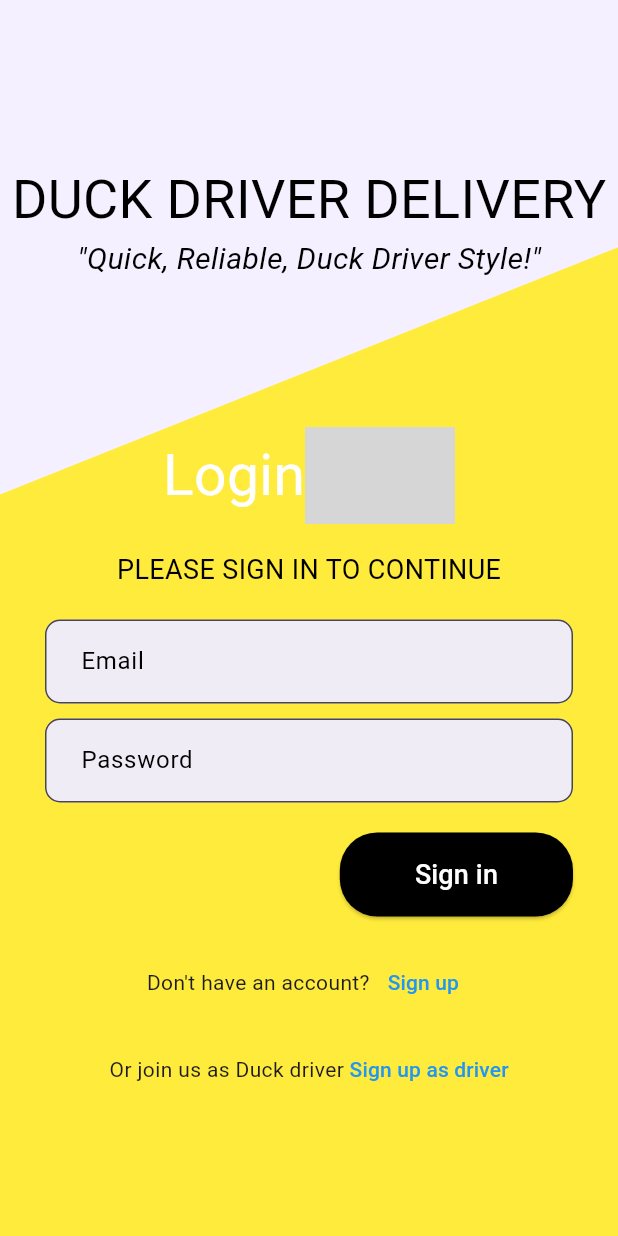
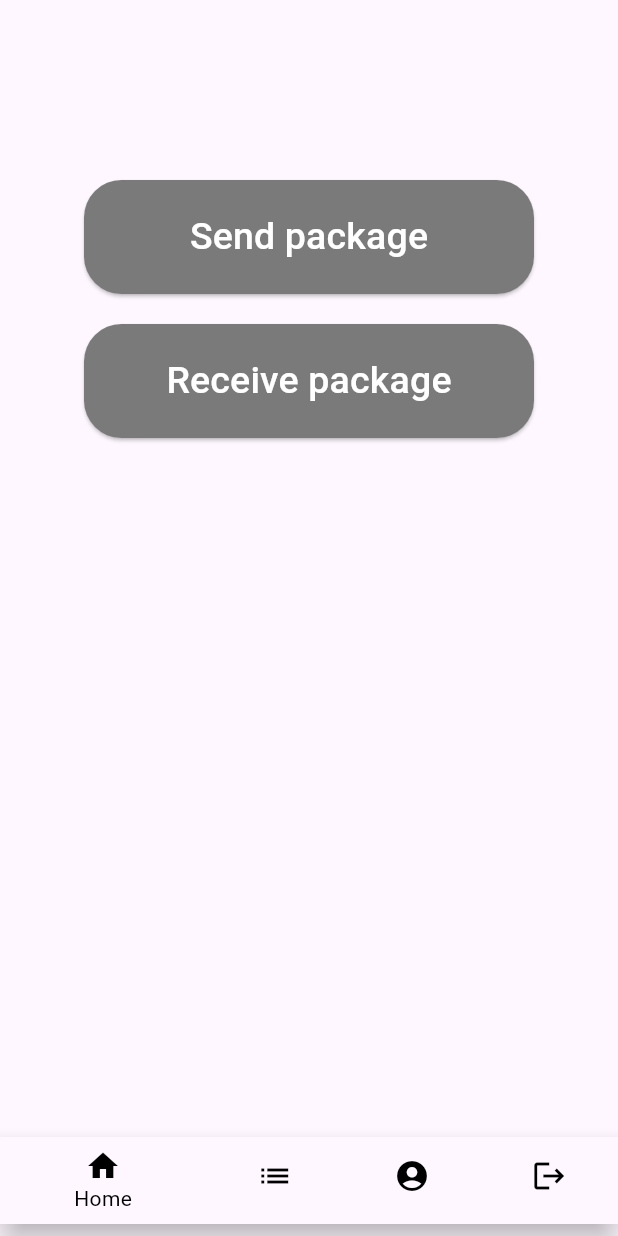
Before and after one commit to jengGod/DuckDDProject, a Flutter app: the screen it shows after launch, after a tap on "Sign in", on a phone screen of 412 x 824 dp. Run offline on Flutter 3.47's test engine with Material 3 defaults, Android fonts, the phone set to English and light mode, and no system bars; network calls fail; Roboto replaces fonts that are missing (Lobster); grey boxes are pictures that could not be loaded.

Commit message:
้userhome0.1

```diff
--- a/lib/main.dart
+++ b/lib/main.dart
@@ -12,6 +12,7 @@ class MyApp extends StatelessWidget {
     return const MaterialApp(
       title: 'Flutter Demo',
       home:  LoginPage(),
+
     );
   }
 }
--- a/lib/pages/LoginPage.dart
+++ b/lib/pages/LoginPage.dart
@@ -1,5 +1,7 @@
 // ignore_for_file: prefer_const_literals_to_create_immutables
 
+
+import 'package:duckddproject/pages/UserHome.dart';
 import 'package:flutter/material.dart';
 
 class LoginPage extends StatefulWidget {
@@ -10,21 +12,21 @@ class LoginPage extends StatefulWidget {
 }
 
 class _LoginPageState extends State<LoginPage> {
-  TextEditingController emailCtl = TextEditingController();
+  TextEditingController phoneCtl = TextEditingController();
   TextEditingController passCtl = TextEditingController();
 
   @override
-  Widget build(BuildContext context) {
+  Widget build(BuildContext contxte) {
     return Scaffold(
       body: Stack(
         children: [
-          // Custom background with diagonal split
           CustomPaint(
             size: Size(MediaQuery.of(context).size.width,
                 MediaQuery.of(context).size.height),
             painter: DiagonalPainter(),
           ),
           Center(
+            child: SingleChildScrollView(
               child: Column(
                 mainAxisAlignment: MainAxisAlignment.center,
                 children: [
@@ -33,7 +35,7 @@ class _LoginPageState extends State<LoginPage> {
                     'DUCK DRIVER DELIVERY',
                     style: TextStyle(
                       fontFamily: 'Lobster',
-                    fontSize: 36,
+                      fontSize: 26,
                       color: Color.fromARGB(255, 0, 0, 0),
                     ),
                   ),
@@ -41,7 +43,7 @@ class _LoginPageState extends State<LoginPage> {
                     '"Quick, Reliable, Duck Driver Style!"',
                     style: TextStyle(
                       fontFamily: 'Lobster',
-                    fontSize: 20,
+                      fontSize: 18,
                       fontStyle: FontStyle.italic,
                       color: Color.fromARGB(255, 0, 0, 0),
                     ),
@@ -57,7 +59,7 @@ class _LoginPageState extends State<LoginPage> {
                             Row(
                               mainAxisAlignment: MainAxisAlignment.center,
                               children: [
-                              const SizedBox(height: 100),
+                                const SizedBox(height: 150),
                                 const Text(
                                   'Login',
                                   style: TextStyle(
@@ -73,7 +75,6 @@ class _LoginPageState extends State<LoginPage> {
                                 ),
                               ],
                             ),
-
                             const Text(
                               'PLEASE SIGN IN TO CONTINUE',
                               style: TextStyle(
@@ -89,10 +90,10 @@ class _LoginPageState extends State<LoginPage> {
                               child: Column(
                                 children: [
                                   TextField(
-                                  controller: emailCtl,
+                                    controller: phoneCtl,
                                     decoration: const InputDecoration(
                                       filled: true,
-                                    labelText: 'Email',
+                                      labelText: 'Phone',
                                       labelStyle: TextStyle(color: Colors.black),
                                       fillColor: Color(0xFFF0ECF6),
                                       border: OutlineInputBorder(
@@ -126,35 +127,33 @@ class _LoginPageState extends State<LoginPage> {
                                     mainAxisAlignment: MainAxisAlignment.end,
                                     children: [
                                       ElevatedButton(
-                                  onPressed: () {},
+                                        onPressed: () => login(context),
                                         style: ElevatedButton.styleFrom(
                                           backgroundColor: Colors.black,
                                           padding: const EdgeInsets.symmetric(
                                               horizontal: 50, vertical: 15),
                                           shape: RoundedRectangleBorder(
-                                      borderRadius: BorderRadius.circular(25),
+                                            borderRadius:
+                                                BorderRadius.circular(25),
                                           ),
                                         ),
                                         child: const Text(
                                           'Sign in',
                                           style: TextStyle(
                                             color: Colors.white,
-                                      fontSize: 18,
+                                            fontSize: 16,
                                           ),
                                         ),
                                       ),
                                     ],
                                   ),
-
                                   const SizedBox(height: 20),
                                   Row(
                                     mainAxisAlignment: MainAxisAlignment.center,
                                     children: [
                                       const Text("Don't have an account? "),
                                       TextButton(
-                                      onPressed: () {
-                                        // Navigate to sign up
-                                      },
+                                        onPressed: () => register(context),
                                         style: TextButton.styleFrom(
                                           foregroundColor: Colors.transparent,
                                           padding: EdgeInsets
@@ -170,25 +169,21 @@ class _LoginPageState extends State<LoginPage> {
                                       ),
                                     ],
                                   ),
-                                const SizedBox(height: 10),
+                                  const SizedBox(height: 5),
                                   Row(
                                     mainAxisAlignment: MainAxisAlignment.center,
                                     children: [
                                       const Text("Or join us as Duck driver "),
                                       TextButton(
-                                      onPressed: () {
-
-                                      },
+                                        onPressed: () {},
                                         style: TextButton.styleFrom(
                                           foregroundColor: Colors.transparent,
-                                        padding: EdgeInsets
-                                            .zero,
+                                          padding: EdgeInsets.zero,
                                         ),
                                         child: const Text(
                                           'Sign up as driver',
                                           style: TextStyle(
-                                          color: Colors
-                                              .blue,
+                                            color: Colors.blue,
                                           ),
                                         ),
                                       ),
@@ -205,8 +200,19 @@ class _LoginPageState extends State<LoginPage> {
                 ],
               ),
             ),
+          ),
         ],
       ),
+    );
+  }
+
+  void register(BuildContext context) {
+
+  }
+  void login(BuildContext context) {
+    Navigator.push(
+      context,
+      MaterialPageRoute(builder: (context) => UserHomePage()),
     );
   }
 }
@@ -222,7 +228,8 @@ class DiagonalPainter extends CustomPainter {
     var path = Path();
     path.moveTo(0, 0);
     path.lineTo(0, size.height * 0.4); // Adjust the diagonal line (30% height)
-    path.lineTo(size.width, size.height * 0.2); // Set diagonal slant just below the tagline
+    path.lineTo(size.width,
+        size.height * 0.2); // Set diagonal slant just below the tagline
     path.lineTo(size.width, 0);
     path.close();
     canvas.drawPath(path, paint);
@@ -230,10 +237,12 @@ class DiagonalPainter extends CustomPainter {
     // Bottom-right background (yellow)
     paint.color = Colors.yellow;
     path = Path();
-    path.moveTo(0, size.height * 0.4); // Start from the bottom of the white background
+    path.moveTo(
+        0, size.height * 0.4); // Start from the bottom of the white background
     path.lineTo(0, size.height);
     path.lineTo(size.width, size.height);
-    path.lineTo(size.width, size.height * 0.2); // End the yellow diagonal at 20% height
+    path.lineTo(
+        size.width, size.height * 0.2); // End the yellow diagonal at 20% height
     path.close();
     canvas.drawPath(path, paint);
   }
@@ -242,4 +251,5 @@ class DiagonalPainter extends CustomPainter {
   bool shouldRepaint(covariant CustomPainter oldDelegate) {
     return false;
   }
+
 }
--- /dev/null
+++ b/lib/pages/UserHome.dart
@@ -0,0 +1,147 @@
+import 'package:duckddproject/pages/LoginPage.dart';
+import 'package:duckddproject/pages/packagelist.dart';
+import 'package:duckddproject/pages/profile.dart';
+import 'package:flutter/material.dart';
+
+class UserHomePage extends StatefulWidget {
+  const UserHomePage({super.key});
+
+  @override
+  State<UserHomePage> createState() => _UserHomePageState();
+}
+
+class _UserHomePageState extends State<UserHomePage> {
+  int selectedIndex = 0;
+
+  @override
+  Widget build(BuildContext context) {
+    return Scaffold(
+      bottomNavigationBar: Padding(
+        padding: const EdgeInsets.symmetric(vertical: 8.0),
+        child: BottomNavigationBar(
+          backgroundColor: const Color.fromARGB(255, 252, 227, 3), // ตั้งค่าสีพื้นหลังเป็นสีเหลือง
+          items: const [
+            BottomNavigationBarItem(icon: Icon(Icons.home), label: 'Home'),
+            BottomNavigationBarItem(icon: Icon(Icons.list), label: 'List'),
+            BottomNavigationBarItem(icon: Icon(Icons.account_circle), label: 'Profile'),
+            BottomNavigationBarItem(icon: Icon(Icons.logout), label: 'Logout'),
+          ],
+          currentIndex: selectedIndex,
+          selectedItemColor: Colors.black, // สีของไอเท็มที่ถูกเลือก
+          unselectedItemColor: Colors.black, // สีของไอเท็มที่ไม่ได้ถูกเลือก
+          onTap: (int index) {
+            if (index == 3) { // ถ้าเป็น Logout
+              _showLogoutDialog(context);
+            } else {
+              setState(() {
+                selectedIndex = index;
+                // นำทางไปยังหน้าต่าง ๆ เมื่อไอคอนถูกกด
+                if (selectedIndex == 0) {
+                  Navigator.pushReplacement(
+                    context,
+                    MaterialPageRoute(builder: (context) => const UserHomePage()),
+                  );
+                } else if (selectedIndex == 1) {
+                  Navigator.pushReplacement(
+                    context,
+                    MaterialPageRoute(builder: (context) => const Packagelist()),
+                  );
+                } else if (selectedIndex == 2) {
+                  Navigator.pushReplacement(
+                    context,
+                    MaterialPageRoute(builder: (context) => const userProfile()),
+                  );
+                }
+              });
+            }
+          },
+        ),
+      ),
+      body: Center(
+        child: Column(
+          children: [
+            const SizedBox(height: 120),
+            Row(
+              mainAxisAlignment: MainAxisAlignment.center,
+              children: [
+                ElevatedButton(
+                  onPressed: () => send(context),
+                  style: ElevatedButton.styleFrom(
+                    backgroundColor: const Color.fromARGB(255, 123, 122, 122),
+                    padding: const EdgeInsets.symmetric(horizontal: 50, vertical: 20),
+                    shape: RoundedRectangleBorder(
+                      borderRadius: BorderRadius.circular(25),
+                    ),
+                    minimumSize: const Size(300, 60), // ขนาดขั้นต่ำของปุ่ม
+                  ),
+                  child: const Text(
+                    'Send package',
+                    style: TextStyle(
+                      color: Colors.white,
+                      fontSize: 25,
+                    ),
+                  ),
+                ),
+              ],
+            ),
+            const SizedBox(height: 20),
+            Row(
+              mainAxisAlignment: MainAxisAlignment.center,
+              children: [
+                ElevatedButton(
+                  onPressed: () => send(context),
+                  style: ElevatedButton.styleFrom(
+                    backgroundColor: const Color.fromARGB(255, 123, 122, 122),
+                    padding: const EdgeInsets.symmetric(horizontal: 50, vertical: 20),
+                    shape: RoundedRectangleBorder(
+                      borderRadius: BorderRadius.circular(25),
+                    ),
+                    minimumSize: const Size(300, 60), // ขนาดขั้นต่ำของปุ่ม
+                  ),
+                  child: const Text(
+                    'Receive package',
+                    style: TextStyle(
+                      color: Colors.white,
+                      fontSize: 25,
+                    ),
+                  ),
+                ),
+              ],
+            ),
+          ],
+        ),
+      ),
+    );
+  }
+
+  void _showLogoutDialog(BuildContext context) {
+    showDialog(
+      context: context,
+      builder: (BuildContext context) {
+        return AlertDialog(
+          title: const Text('Logout'),
+          content: const Text('Do you want to logout?'),
+          actions: [
+            TextButton(
+              onPressed: () {
+                Navigator.of(context).pop(); // ปิด Dialog
+              },
+              child: const Text('Cancel'),
+            ),
+            TextButton(
+              onPressed: () {
+                Navigator.pushReplacement(
+                  context,
+                  MaterialPageRoute(builder: (context) => const LoginPage()), // นำทางไปยังหน้า LoginPage
+                );
+              },
+              child: const Text('Logout'),
+            ),
+          ],
+        );
+      },
+    );
+  }
+
+  void send(BuildContext context) {}
+}
```
Also changed, not shown: lib/pages/packagelist.dart (added, +17 -0 lines), lib/pages/profile.dart (added, +15 -0 lines). Lines whose indentation alone changed are shown as unchanged.
